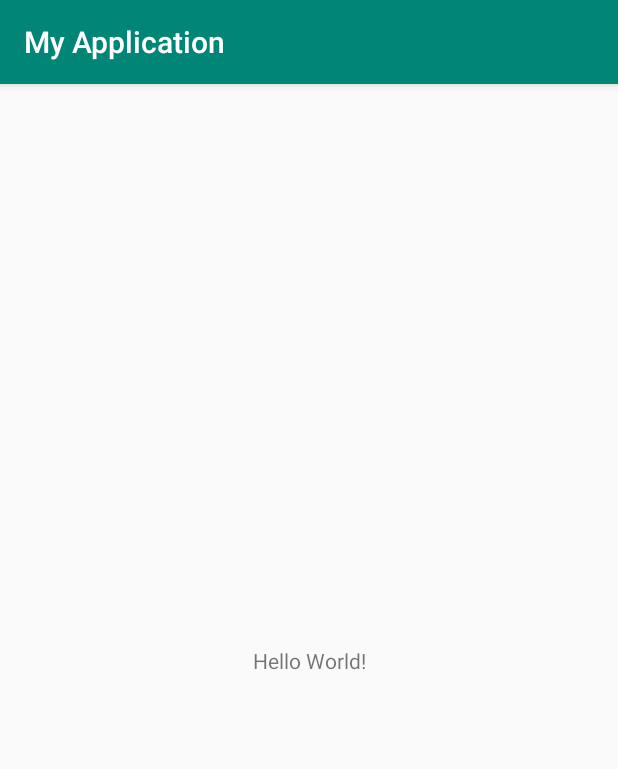
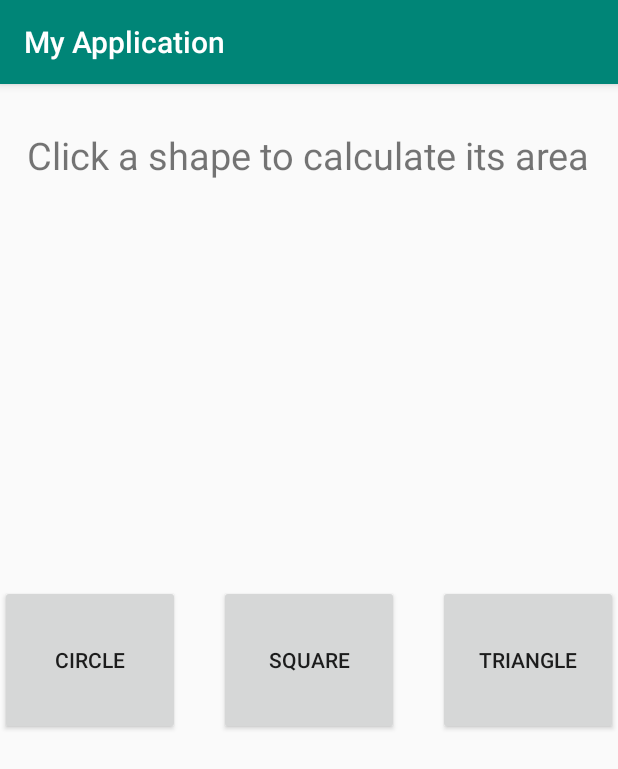
Before and after one commit to ajuarez99/ChefGo, an Android app: the screen it shows after launch (MainActivity), on a phone screen of 412 x 824 dp. Shown: the top 769 px of the screen. Run offline under Robolectric (Android 15) with nearby library versions, the phone set to English and light mode, and no system bars.

Commit message:
created 4 activities for calculating different areas

```diff
--- a/Experiments/Carter/app/build.gradle
+++ b/Experiments/Carter/app/build.gradle
@@ -26,4 +26,5 @@ dependencies {
     testImplementation 'junit:junit:4.12'
     androidTestImplementation 'androidx.test:runner:1.1.1'
     androidTestImplementation 'androidx.test.espresso:espresso-core:3.1.1'
+    implementation 'com.google.android.material:material:1.0.0'
 }
--- a/Experiments/Carter/app/src/main/AndroidManifest.xml
+++ b/Experiments/Carter/app/src/main/AndroidManifest.xml
@@ -9,6 +9,9 @@
         android:roundIcon="@mipmap/ic_launcher_round"
         android:supportsRtl="true"
         android:theme="@style/AppTheme">
+        <activity android:name=".TriangleActivity"></activity>
+        <activity android:name=".SquareActivity" />
+        <activity android:name=".CircleActivity" />
         <activity android:name=".MainActivity">
             <intent-filter>
                 <action android:name="android.intent.action.MAIN" />
--- a/Experiments/Carter/app/src/main/java/com/example/myapplication/MainActivity.java
+++ b/Experiments/Carter/app/src/main/java/com/example/myapplication/MainActivity.java
@@ -2,13 +2,45 @@ package com.example.myapplication;
 
 import androidx.appcompat.app.AppCompatActivity;
 
+import android.content.Intent;
 import android.os.Bundle;
+import android.view.View;
+import android.widget.Button;
 
 public class MainActivity extends AppCompatActivity {
+
+    Button buttonCircle, buttonSquare, buttonTriangle;
 
     @Override
     protected void onCreate(Bundle savedInstanceState) {
         super.onCreate(savedInstanceState);
         setContentView(R.layout.activity_main);
+
+        buttonCircle = (Button) findViewById(R.id.buttonCircle);
+        buttonSquare = (Button) findViewById(R.id.buttonSquare);
+        buttonTriangle = (Button) findViewById(R.id.buttonTriangle);
+
+        buttonCircle.setOnClickListener(new View.OnClickListener() {
+            public void onClick(View view) {
+                Intent i = new Intent(MainActivity.this, CircleActivity.class);
+                startActivity(i);
+            }
+        });
+
+        buttonSquare.setOnClickListener(new View.OnClickListener() {
+            public void onClick(View view) {
+                Intent i = new Intent(MainActivity.this, SquareActivity.class);
+                startActivity(i);
+            }
+        });
+
+        buttonTriangle.setOnClickListener(new View.OnClickListener() {
+            public void onClick(View view) {
+                Intent i = new Intent(MainActivity.this, TriangleActivity.class);
+                startActivity(i);
+            }
+        });
+
+
     }
 }
--- a/Experiments/Carter/app/src/main/res/layout/activity_main.xml
+++ b/Experiments/Carter/app/src/main/res/layout/activity_main.xml
@@ -1,18 +1,44 @@
 <?xml version="1.0" encoding="utf-8"?>
-<androidx.constraintlayout.widget.ConstraintLayout xmlns:android="http://schemas.android.com/apk/res/android"
+<RelativeLayout
+    xmlns:android="http://schemas.android.com/apk/res/android"
     xmlns:app="http://schemas.android.com/apk/res-auto"
     xmlns:tools="http://schemas.android.com/tools"
     android:layout_width="match_parent"
     android:layout_height="match_parent"
+    android:paddingTop="30dp"
+    android:paddingBottom="30dp"
     tools:context=".MainActivity">
 
+    <Button
+        android:id="@+id/buttonCircle"
+        android:layout_width="120dp"
+        android:layout_height="100dp"
+        android:layout_centerVertical="true"
+        android:text="Circle" />
+
+    <Button
+        android:id="@+id/buttonTriangle"
+        android:layout_width="120dp"
+        android:layout_height="100dp"
+        android:layout_alignParentRight="true"
+        android:layout_centerVertical="true"
+        android:text="Triangle" />
+
+    <Button
+        android:id="@+id/buttonSquare"
+        android:layout_width="120dp"
+        android:layout_height="100dp"
+        android:layout_centerHorizontal="true"
+        android:layout_centerVertical="true"
+        android:text="Square" />
+
     <TextView
+        android:id="@+id/title"
         android:layout_width="wrap_content"
         android:layout_height="wrap_content"
-        android:text="Hello World!"
-        app:layout_constraintBottom_toBottomOf="parent"
-        app:layout_constraintLeft_toLeftOf="parent"
-        app:layout_constraintRight_toRightOf="parent"
-        app:layout_constraintTop_toTopOf="parent" />
+        android:layout_centerHorizontal="true"
+        android:text="Click a shape to calculate its area"
+        android:textSize="25dp" />
 
-</androidx.constraintlayout.widget.ConstraintLayout>
+
+</RelativeLayout>
```
Also changed, not shown: Experiments/Carter/app/src/main/java/com/example/myapplication/CircleActivity.java (added, +14 -0 lines), Experiments/Carter/app/src/main/java/com/example/myapplication/SquareActivity.java (added, +37 -0 lines), Experiments/Carter/app/src/main/java/com/example/myapplication/TriangleActivity.java (added, +14 -0 lines), Experiments/Carter/app/src/main/res/layout/activity_circle.xml (added, +10 -0 lines), Experiments/Carter/app/src/main/res/layout/activity_home.xml (added, +16 -0 lines), Experiments/Carter/app/src/main/res/layout/activity_square.xml (added, +48 -0 lines), Experiments/Carter/app/src/main/res/layout/activity_triangle.xml (added, +10 -0 lines).
